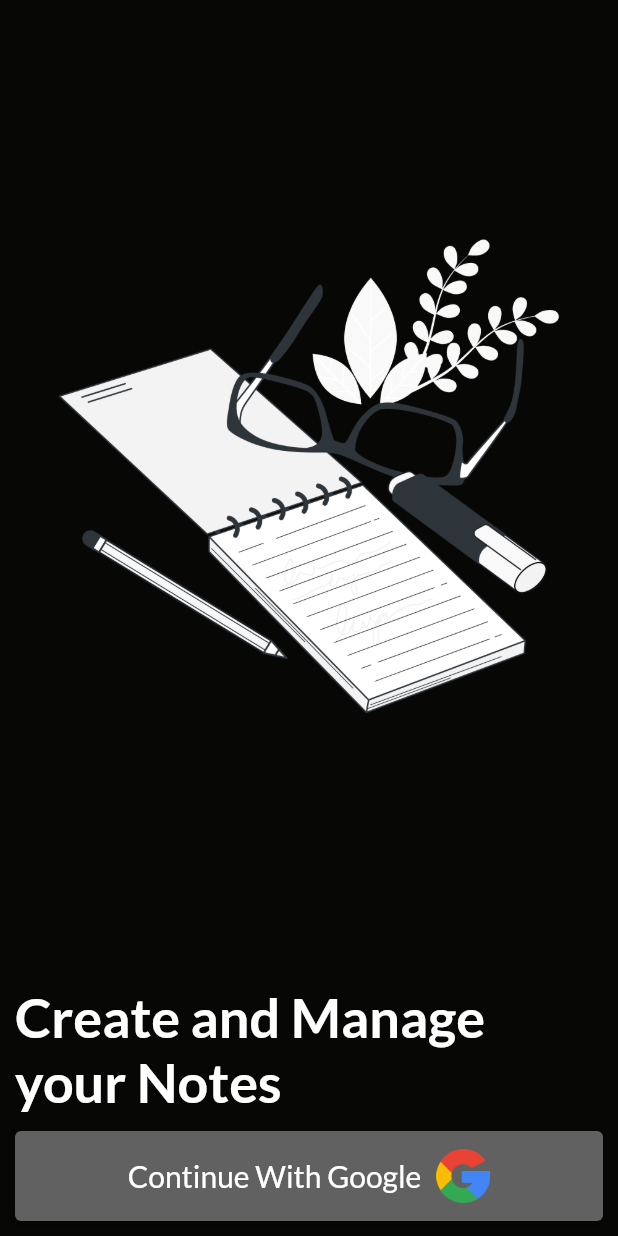
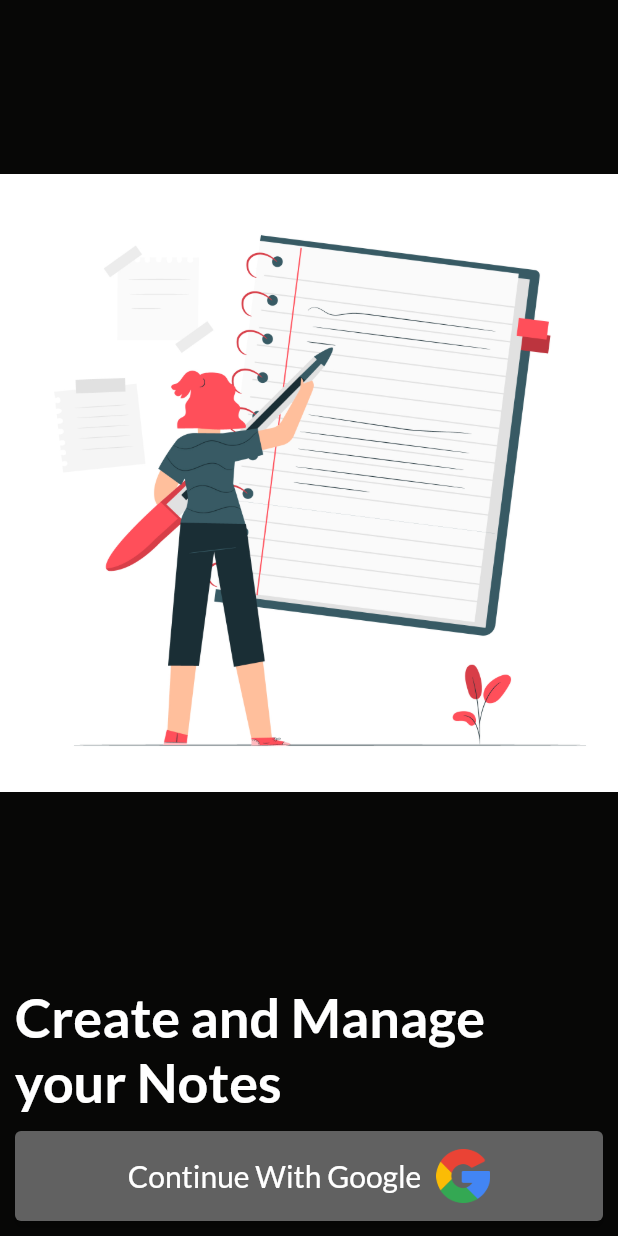
Before and after one commit to Twesha/notesapp, a Flutter app: the screen it shows after launch, on a phone screen of 412 x 824 dp. Run offline on Flutter 3.47's test engine with Material 2 defaults, Android fonts, the phone set to English and light mode, and no system bars; our stand-ins replace cloud_firestore, firebase_auth, firebase_core, google_sign_in; accounts and stored records are empty.

Commit message:
Minor edit

```diff
--- a/notesapp/lib/pages/login.dart
+++ b/notesapp/lib/pages/login.dart
@@ -19,7 +19,7 @@ class _LoginPageState extends State<LoginPage> {
                 decoration: BoxDecoration(
                   image: DecorationImage(
                     image: AssetImage(
-                      "assets/images/cover.png",
+                      "assets/images/cover.jpg",
                     ),
                   ),
                 ),
```
Also changed, not shown: notesapp/assets/images/cover.jpg (added), notesapp/assets/images/cover.png (deleted).
